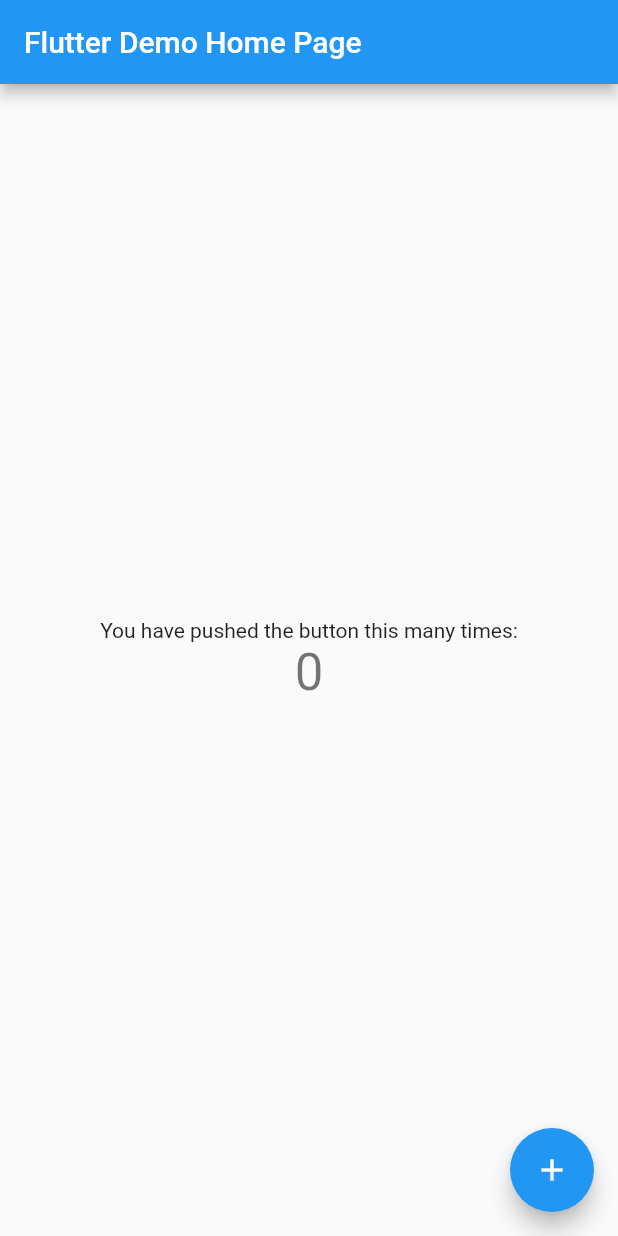
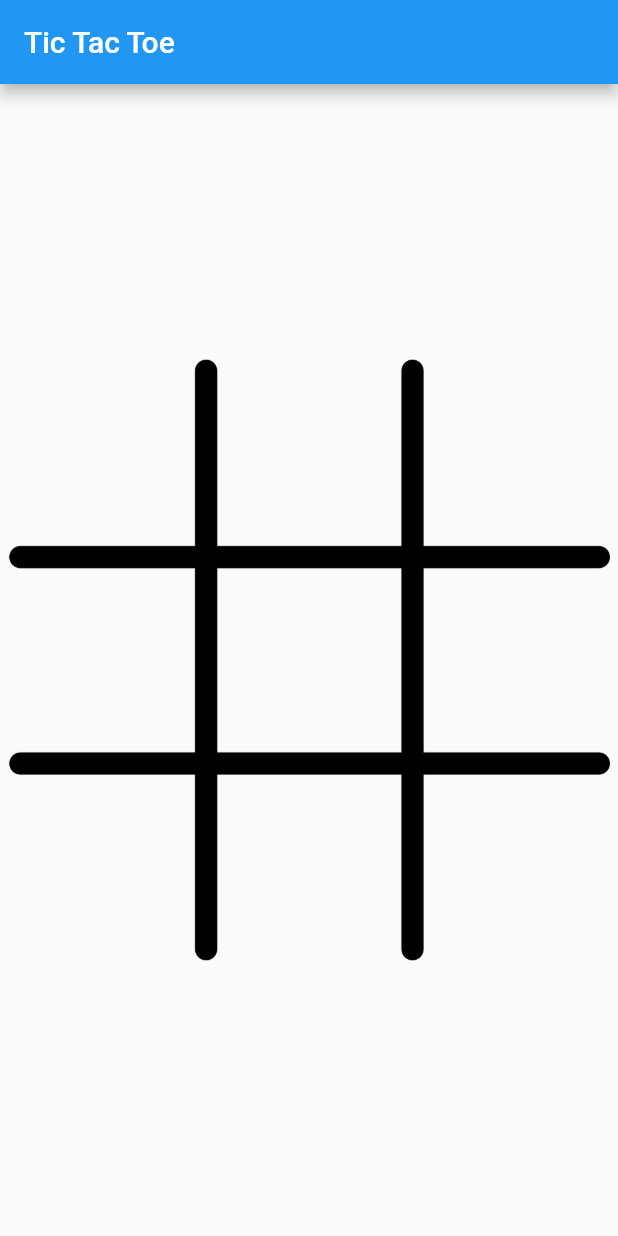
Before and after one commit to ibrahimdevl/Tic_Tac_Toe, a Flutter app: the screen it shows after launch, on a phone screen of 412 x 824 dp. Run offline on Flutter 3.47's test engine with Material 2 defaults, Android fonts, the phone set to English and light mode, and no system bars.

Commit message:
layers created and tap function

```diff
--- a/lib/main.dart
+++ b/lib/main.dart
@@ -1,4 +1,6 @@
 import 'package:flutter/material.dart';
+import 'package:tic_tac_toe/utils/tile_state.dart';
+import 'package:tic_tac_toe/widgets/board_tile.dart';
 
 void main() {
   runApp(const MyApp());
@@ -48,18 +50,8 @@
 }
 
 class _MyHomePageState extends State<MyHomePage> {
-  int _counter = 0;
 
-  void _incrementCounter() {
-    setState(() {
-      // This call to setState tells the Flutter framework that something has
-      // changed in this State, which causes it to rerun the build method below
-      // so that the display can reflect the updated values. If we changed
-      // _counter without calling setState(), then the build method would not be
-      // called again, and so nothing would appear to happen.
-      _counter++;
-    });
-  }
+  var _boardState = List.filled(9, TileState.EMPTY);
 
   @override
   Widget build(BuildContext context) {
@@ -73,43 +65,46 @@
       appBar: AppBar(
         // Here we take the value from the MyHomePage object that was created by
         // the App.build method, and use it to set our appbar title.
-        title: Text(widget.title),
+        title: Text('Tic Tac Toe'),
       ),
       body: Center(
         // Center is a layout widget. It takes a single child and positions it
         // in the middle of the parent.
-        child: Column(
-          // Column is also a layout widget. It takes a list of children and
-          // arranges them vertically. By default, it sizes itself to fit its
-          // children horizontally, and tries to be as tall as its parent.
-          //
-          // Invoke "debug painting" (press "p" in the console, choose the
-          // "Toggle Debug Paint" action from the Flutter Inspector in Android
-          // Studio, or the "Toggle Debug Paint" command in Visual Studio Code)
-          // to see the wireframe for each widget.
-          //
-          // Column has various properties to control how it sizes itself and
-          // how it positions its children. Here we use mainAxisAlignment to
-          // center the children vertically; the main axis here is the vertical
-          // axis because Columns are vertical (the cross axis would be
-          // horizontal).
-          mainAxisAlignment: MainAxisAlignment.center,
-          children: <Widget>[
-            const Text(
-              'You have pushed the button this many times:',
-            ),
-            Text(
-              '$_counter',
-              style: Theme.of(context).textTheme.headline4,
-            ),
+        child: Stack(
+          children: [
+            Image.asset('assets/images/board.png'),
+            _boardTiles()
           ],
         ),
-      ),
-      floatingActionButton: FloatingActionButton(
-        onPressed: _incrementCounter,
-        tooltip: 'Increment',
-        child: const Icon(Icons.add),
       ), // This trailing comma makes auto-formatting nicer for build methods.
     );
   }
+
+
+  Widget _boardTiles() {
+    return Builder(builder: (context) {
+      final boardDimension = MediaQuery.of(context).size.width;
+      final tileDimension = boardDimension / 3;
+      return Container(
+        width: boardDimension,
+        height: boardDimension,
+        child: Column(
+          children: chunk(_boardState, 3).asMap().entries.map((entry) {
+                  final chunckIndex = entry.key;
+                  final tileStateChunk = entry.value;
+
+                  return Row(
+                      children: tileStateChunk.asMap().entries.map((innerEntry) {
+                    final innerIndex = innerEntry.key;
+                    final tileState = innerEntry.value;
+                    final tileIndex = (chunckIndex - 3) + innerIndex;
+                    return BoardTile(dimension: tileDimension,
+                        onPressed: () => print('tapped index $tileIndex') ,
+                        tileState: tileState
+                    );
+                  }).toList(),
+                    );
+        }).toList()));
+    });
+  }
 }
--- /dev/null
+++ b/lib/utils/tile_state.dart
@@ -0,0 +1,12 @@
+import 'dart:math';
+
+enum TileState {
+  EMPTY, CROSS, CIRCLE
+}
+
+List<List<TileState>> chunk(List<TileState> list, int size) {
+  return List.generate((list.length / size).ceil(),
+          (index) =>
+          list.sublist(index * size, min(index * size + size, list.length))
+  );
+}
--- /dev/null
+++ b/lib/widgets/board_tile.dart
@@ -0,0 +1,47 @@
+import 'package:flutter/material.dart';
+import 'package:tic_tac_toe/utils/tile_state.dart';
+
+
+
+class BoardTile extends StatelessWidget {
+
+  final TileState tileState;
+  final double dimension;
+  final VoidCallback onPressed;
+
+
+  BoardTile({Key? key, required this.dimension, required this.onPressed, required this.tileState}) : super(key: key);
+
+  @override
+  Widget build(BuildContext context) {
+    return Container(
+      height: dimension,
+      width: dimension,
+      child: TextButton(onPressed: onPressed,
+        child: WidgetForTileState(),
+      ),
+    );
+  }
+  Widget WidgetForTileState() {
+    Widget widget;
+
+    switch (tileState) {
+      case TileState.EMPTY:
+        {
+          widget = Container();
+        }
+        break;
+      case TileState.CROSS:
+        {
+          widget = Image.asset('assets/images/x.png');
+        }
+        break;
+      case TileState.CIRCLE:
+        {
+          widget = Image.asset('assets/images/o.png');
+        }
+        break;
+    }
+    return widget;
+  }
+}
```
Also changed, not shown: pubspec.yaml (+4 -3 lines), assets/images/board.png (added), assets/images/o.png (added), assets/images/x.png (added).
